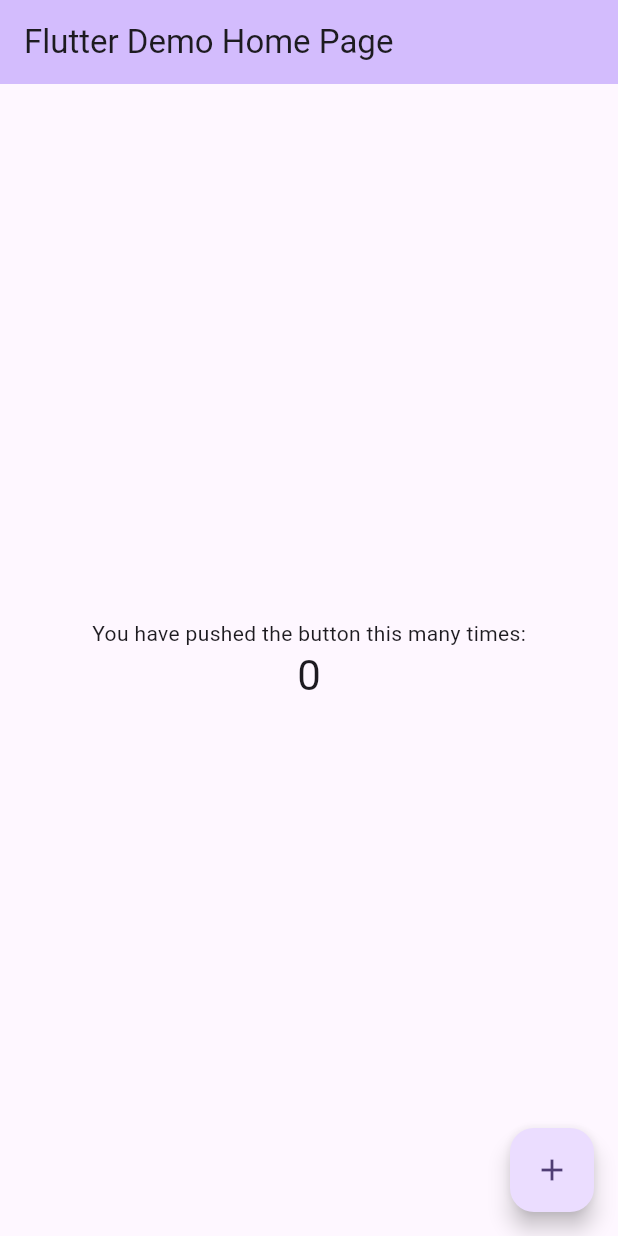
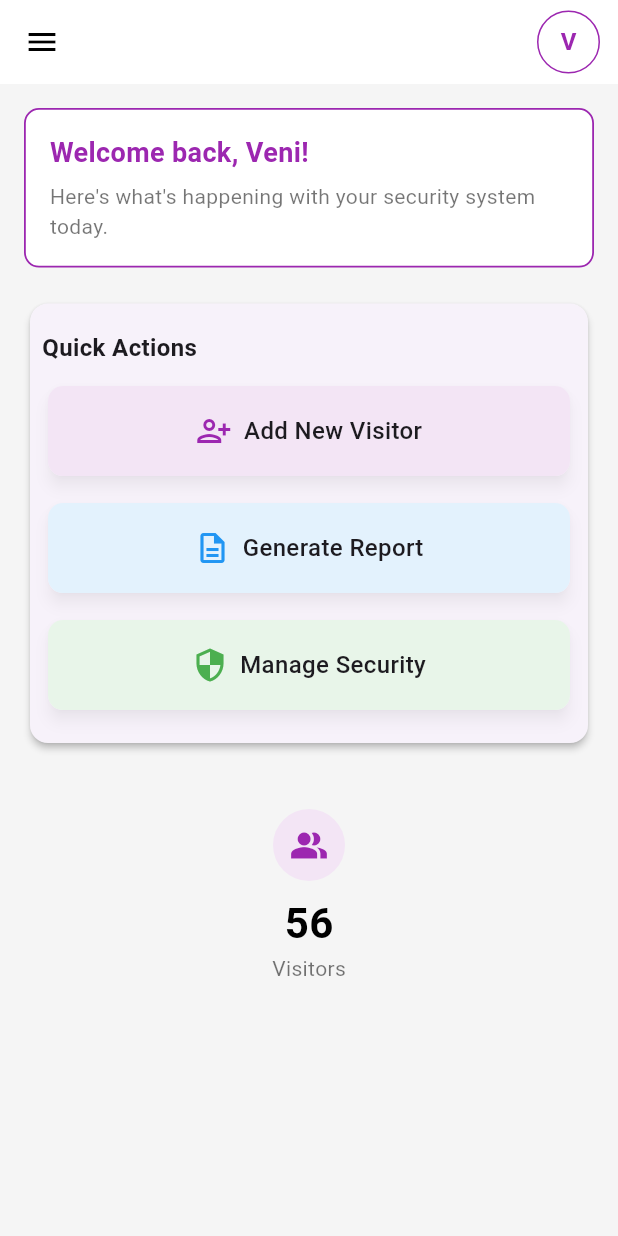
Before and after one commit to pramodkunja/Gate_check, a Flutter app: the screen it shows after launch, on a phone screen of 412 x 824 dp. Run offline on Flutter 3.47's test engine with Material 3 defaults, Android fonts, the phone set to English and light mode, and no system bars.

Commit message:
completed dashboard screen

```diff
--- /dev/null
+++ b/lib/const_color.dart
@@ -0,0 +1,4 @@
+import 'dart:ui';
+
+const snavy = Color(0xFF001F3F);
+const spurple = Color(0xFF7C4585);
--- /dev/null
+++ b/lib/dashboard.dart
@@ -0,0 +1,315 @@
+import 'package:flutter/material.dart';
+import 'package:gatecheck/const_color.dart';
+
+class DashboardScreen extends StatelessWidget {
+  const DashboardScreen({super.key});
+
+  @override
+  Widget build(BuildContext context) {
+    // Simulate API fetched user data
+    String userName = "Veni"; // you’ll replace with API data later
+    String firstLetter = userName.isNotEmpty ? userName[0].toUpperCase() : "?";
+
+    final size = MediaQuery.of(context).size;
+    final isSmall = size.width < 360;
+
+    return Scaffold(
+      backgroundColor: Colors.grey[100],
+      appBar: CustomAppBar(userName: userName, firstLetter: firstLetter),
+      drawer: const Drawer(),
+      body: LayoutBuilder(
+        builder: (context, constraints) {
+          return SingleChildScrollView(
+            padding: const EdgeInsets.all(16),
+            child: ConstrainedBox(
+              constraints: BoxConstraints(minHeight: constraints.maxHeight),
+              child: IntrinsicHeight(
+                child: Column(
+                  crossAxisAlignment: CrossAxisAlignment.stretch,
+                  children: [
+                    // Welcome message
+                    Container(
+                      padding: const EdgeInsets.all(16),
+                      decoration: BoxDecoration(
+                        color: Colors.white,
+                        border: Border.all(color: Colors.purple, width: 1.2),
+                        borderRadius: BorderRadius.circular(10),
+                      ),
+                      child: Column(
+                        crossAxisAlignment: CrossAxisAlignment.start,
+                        children: [
+                          Text(
+                            "Welcome back, $userName!",
+                            style: const TextStyle(
+                              fontSize: 18,
+                              fontWeight: FontWeight.bold,
+                              color: Colors.purple,
+                            ),
+                          ),
+                          const SizedBox(height: 6),
+                          const Text(
+                            "Here's what's happening with your security system today.",
+                            style: TextStyle(color: Colors.black54),
+                          ),
+                        ],
+                      ),
+                    ),
+                    const SizedBox(height: 20),
+
+                    // Quick Actions
+                    Card(
+                      elevation: 2,
+                      child: Padding(
+                        padding: const EdgeInsets.all(8.0),
+                        child: Column(
+                          crossAxisAlignment: CrossAxisAlignment.start,
+                          children: [
+                            const SizedBox(height: 10),
+                            const Text(
+                              "Quick Actions",
+                              style: TextStyle(
+                                fontSize: 16,
+                                fontWeight: FontWeight.bold,
+                              ),
+                            ),
+
+                            const SizedBox(height: 10),
+
+                            // Action Cards
+                            _buildActionCard(
+                              context: context,
+                              color: Colors.purple.shade50,
+                              icon: Icons.person_add_alt,
+                              label: "Add New Visitor",
+                              iconColor: Colors.purple,
+                              onTap: () {
+                                // Navigator.push(
+                                //   context,
+                                //   MaterialPageRoute(
+                                //     builder: (context) => const GateCheck(),
+                                //   ),
+                                // );
+                              },
+                            ),
+                            const SizedBox(height: 10),
+                            _buildActionCard(
+                              context: context,
+                              color: Colors.blue.shade50,
+                              icon: Icons.description_outlined,
+                              label: "Generate Report",
+                              iconColor: Colors.blue,
+                              onTap: () {
+                                // Navigator.push(
+                                //   context,
+                                //   MaterialPageRoute(
+                                //     builder: (context) => const Reports(),
+                                //   ),
+                                // );
+                              },
+                            ),
+                            const SizedBox(height: 10),
+                            _buildActionCard(
+                              context: context,
+                              color: Colors.green.shade50,
+                              icon: Icons.security,
+                              label: "Manage Security",
+                              iconColor: Colors.green,
+                              onTap: () {
+                                // Navigator.push(
+                                //   context,
+                                //   MaterialPageRoute(
+                                //     builder: (context) => const Organization(),
+                                //   ),
+                                // );
+                              },
+                            ),
+                            const SizedBox(height: 10),
+                          ],
+                        ),
+                      ),
+                    ),
+
+                    const SizedBox(height: 40),
+
+                    // Visitors section
+                    Column(
+                      children: [
+                        CircleAvatar(
+                          radius: isSmall ? 20 : 24,
+                          backgroundColor: Colors.purple.shade50,
+                          child: Icon(
+                            Icons.people_alt,
+                            color: Colors.purple,
+                            size: isSmall ? 22 : 26,
+                          ),
+                        ),
+                        const SizedBox(height: 8),
+                        const Text(
+                          "56",
+                          style: TextStyle(
+                            fontSize: 28,
+                            fontWeight: FontWeight.bold,
+                            color: Colors.black,
+                          ),
+                        ),
+                        const Text(
+                          "Visitors",
+                          style: TextStyle(color: Colors.black54, fontSize: 14),
+                        ),
+                      ],
+                    ),
+                  ],
+                ),
+              ),
+            ),
+          );
+        },
+      ),
+    );
+  }
+
+  Widget _buildActionCard({
+    required BuildContext context,
+    required Color color,
+    required IconData icon,
+    required String label,
+    required Color iconColor,
+    required VoidCallback onTap,
+  }) {
+    return Card(
+      elevation: 4,
+      shadowColor: Colors.black26,
+      shape: RoundedRectangleBorder(borderRadius: BorderRadius.circular(10)),
+      child: InkWell(
+        borderRadius: BorderRadius.circular(10),
+        onTap: onTap,
+        child: Container(
+          padding: const EdgeInsets.symmetric(vertical: 18),
+          decoration: BoxDecoration(
+            color: color,
+            borderRadius: BorderRadius.circular(10),
+          ),
+          child: Row(
+            mainAxisAlignment: MainAxisAlignment.center,
+            children: [
+              Icon(icon, color: iconColor),
+              const SizedBox(width: 8),
+              Text(
+                label,
+                style: const TextStyle(
+                  fontSize: 16,
+                  fontWeight: FontWeight.w500,
+                ),
+              ),
+            ],
+          ),
+        ),
+      ),
+    );
+  }
+}
+
+class CustomAppBar extends StatelessWidget implements PreferredSizeWidget {
+  const CustomAppBar({
+    super.key,
+    required this.userName,
+    required this.firstLetter,
+  });
+
+  @override
+  Size get preferredSize => const Size.fromHeight(kToolbarHeight);
+
+  final String userName;
+  final String firstLetter;
+
+  @override
+  Widget build(BuildContext context) {
+    return AppBar(
+      backgroundColor: Colors.white,
+      elevation: 0,
+      iconTheme: const IconThemeData(color: Colors.black),
+      actions: [
+        Padding(
+          padding: const EdgeInsets.only(right: 12.0),
+          child: PopupMenuButton<String>(
+            shape: RoundedRectangleBorder(
+              borderRadius: BorderRadius.circular(10),
+            ),
+            offset: const Offset(0, 50),
+            onSelected: (value) {
+              if (value == "profile") {
+                // Navigate to profile page if needed
+              } else if (value == "signout") {
+                // Handle sign out
+              }
+            },
+            itemBuilder: (context) => [
+              PopupMenuItem(
+                value: "name",
+                child: Column(
+                  crossAxisAlignment: CrossAxisAlignment.start,
+                  children: [
+                    Text(
+                      userName,
+                      style: const TextStyle(
+                        fontWeight: FontWeight.bold,
+                        fontSize: 14,
+                      ),
+                    ),
+                    const SizedBox(height: 2),
+                    const Text(
+                      "teerdavenig@gmail.com",
+                      style: TextStyle(fontSize: 12, color: Colors.grey),
+                    ),
+                    const Divider(),
+                  ],
+                ),
+              ),
+              const PopupMenuItem(
+                value: "profile",
+                child: Row(
+                  children: [
+                    Icon(Icons.person_outline, size: 18),
+                    SizedBox(width: 8),
+                    Text("Profile"),
+                  ],
+                ),
+              ),
+              const PopupMenuItem(
+                value: "signout",
+                child: Row(
+                  children: [
+                    Icon(Icons.logout, size: 18),
+                    SizedBox(width: 8),
+                    Text("Sign out"),
+                  ],
+                ),
+              ),
+            ],
+            child: Container(
+              padding: const EdgeInsets.all(2), // thickness of the border
+              decoration: BoxDecoration(
+                shape: BoxShape.circle,
+                border: Border.all(
+                  color: Colors.purple, // border color
+                  width: 1, // border width
+                ),
+              ),
+              child: CircleAvatar(
+                radius: 18,
+                backgroundColor: Colors.white,
+                child: Text(
+                  firstLetter,
+                  style: const TextStyle(
+                    color: Colors.purple,
+                    fontWeight: FontWeight.bold,
+                  ),
+                ),
+              ),
+            ),
+          ),
+        ),
+      ],
+    );
+  }
+}
--- a/lib/main.dart
+++ b/lib/main.dart
@@ -1,4 +1,5 @@
 import 'package:flutter/material.dart';
+import 'package:gatecheck/dashboard.dart';
 
 void main() {
   runApp(const MyApp());
@@ -10,113 +11,6 @@ class MyApp extends StatelessWidget {
   // This widget is the root of your application.
   @override
   Widget build(BuildContext context) {
-    return MaterialApp(
-      title: 'Flutter Demo',
-      theme: ThemeData(
-        // This is the theme of your application.
-        //
-        // TRY THIS: Try running your application with "flutter run". You'll see
-        // the application has a purple toolbar. Then, without quitting the app,
-        // try changing the seedColor in the colorScheme below to Colors.green
-        // and then invoke "hot reload" (save your changes or press the "hot
-        // reload" button in a Flutter-supported IDE, or press "r" if you used
-        // the command line to start the app).
-        //
-        // Notice that the counter didn't reset back to zero; the application
-        // state is not lost during the reload. To reset the state, use hot
-        // restart instead.
-        //
-        // This works for code too, not just values: Most code changes can be
-        // tested with just a hot reload.
-        colorScheme: ColorScheme.fromSeed(seedColor: Colors.deepPurple),
-      ),
-      home: const MyHomePage(title: 'Flutter Demo Home Page'),
-    );
+    return MaterialApp(home: DashboardScreen());
   }
 }
-
-class MyHomePage extends StatefulWidget {
-  const MyHomePage({super.key, required this.title});
-
-  // This widget is the home page of your application. It is stateful, meaning
-  // that it has a State object (defined below) that contains fields that affect
-  // how it looks.
-
-  // This class is the configuration for the state. It holds the values (in this
-  // case the title) provided by the parent (in this case the App widget) and
-  // used by the build method of the State. Fields in a Widget subclass are
-  // always marked "final".
-
-  final String title;
-
-  @override
-  State<MyHomePage> createState() => _MyHomePageState();
-}
-
-class _MyHomePageState extends State<MyHomePage> {
-  int _counter = 0;
-
-  void _incrementCounter() {
-    setState(() {
-      // This call to setState tells the Flutter framework that something has
-      // changed in this State, which causes it to rerun the build method below
-      // so that the display can reflect the updated values. If we changed
-      // _counter without calling setState(), then the build method would not be
-      // called again, and so nothing would appear to happen.
-      _counter++;
-    });
-  }
-
-  @override
-  Widget build(BuildContext context) {
-    // This method is rerun every time setState is called, for instance as done
-    // by the _incrementCounter method above.
-    //
-    // The Flutter framework has been optimized to make rerunning build methods
-    // fast, so that you can just rebuild anything that needs updating rather
-    // than having to individually change instances of widgets.
-    return Scaffold(
-      appBar: AppBar(
-        // TRY THIS: Try changing the color here to a specific color (to
-        // Colors.amber, perhaps?) and trigger a hot reload to see the AppBar
-        // change color while the other colors stay the same.
-        backgroundColor: Theme.of(context).colorScheme.inversePrimary,
-        // Here we take the value from the MyHomePage object that was created by
-        // the App.build method, and use it to set our appbar title.
-        title: Text(widget.title),
-      ),
-      body: Center(
-        // Center is a layout widget. It takes a single child and positions it
-        // in the middle of the parent.
-        child: Column(
-          // Column is also a layout widget. It takes a list of children and
-          // arranges them vertically. By default, it sizes itself to fit its
-          // children horizontally, and tries to be as tall as its parent.
-          //
-          // Column has various properties to control how it sizes itself and
-          // how it positions its children. Here we use mainAxisAlignment to
-          // center the children vertically; the main axis here is the vertical
-          // axis because Columns are vertical (the cross axis would be
-          // horizontal).
-          //
-          // TRY THIS: Invoke "debug painting" (choose the "Toggle Debug Paint"
-          // action in the IDE, or press "p" in the console), to see the
-          // wireframe for each widget.
-          mainAxisAlignment: MainAxisAlignment.center,
-          children: <Widget>[
-            const Text('You have pushed the button this many times:'),
-            Text(
-              '$_counter',
-              style: Theme.of(context).textTheme.headlineMedium,
-            ),
-          ],
-        ),
-      ),
-      floatingActionButton: FloatingActionButton(
-        onPressed: _incrementCounter,
-        tooltip: 'Increment',
-        child: const Icon(Icons.add),
-      ), // This trailing comma makes auto-formatting nicer for build methods.
-    );
-  }
-}
```
Also changed, not shown: pubspec.lock.
